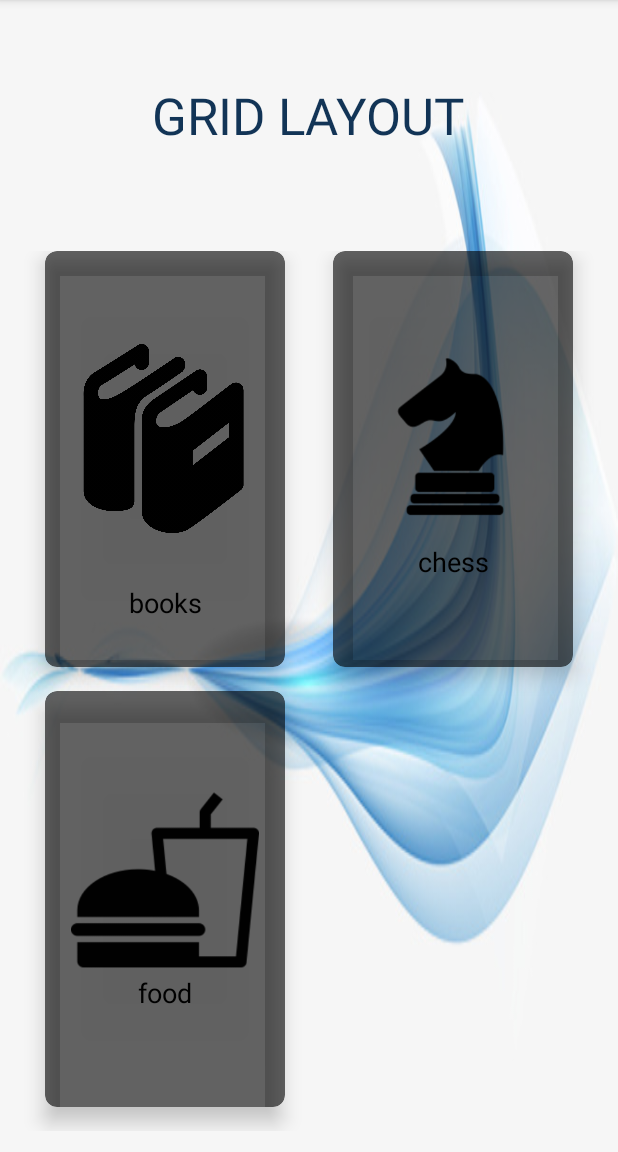
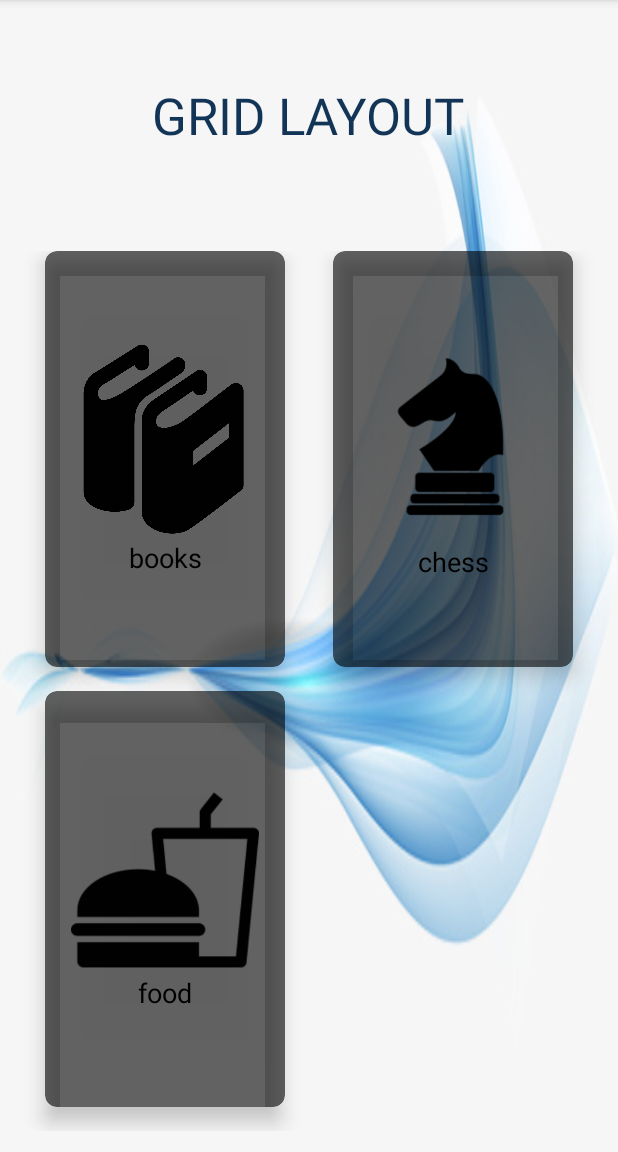
Before and after one commit to Anees123Najar/ansprj, an Android app: the wallActvty screen opened directly, with no data from a screen before it, on a phone screen of 412 x 824 dp, the part 84-1236 px from its top. Run offline under Robolectric (Android 15) with nearby library versions, the phone set to English and light mode, and no system bars.

Commit message:
22/10/18

```diff
--- a/app/src/main/res/layout/activity_wall_actvty.xml
+++ b/app/src/main/res/layout/activity_wall_actvty.xml
@@ -58,7 +58,7 @@
 
                 <ImageView
                     android:layout_width="match_parent"
-                    android:layout_height="192dp"
+                    android:layout_height="131dp"
                     android:src="@drawable/wllbksimg" />
 
                 <TextView
```
Also changed, not shown: 5 other files.
